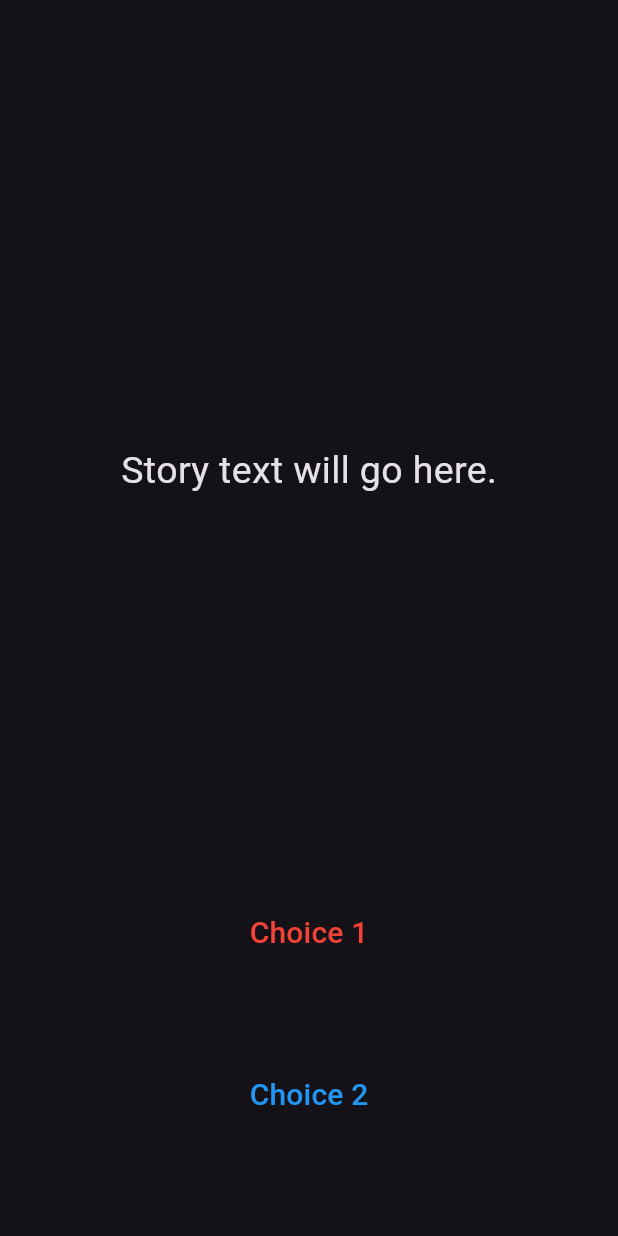
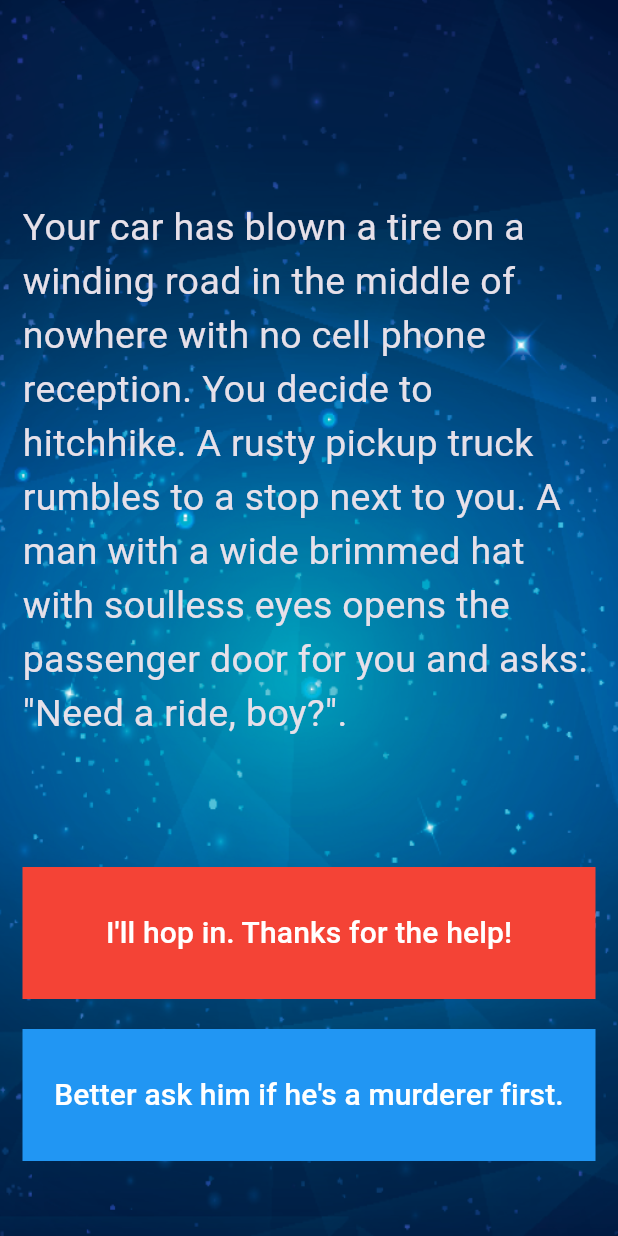
Before and after one commit to RITWIZSINGH/destini_flutter, a Flutter app: the screen it shows after launch, on a phone screen of 412 x 824 dp. Run offline on Flutter 3.47's test engine with Material 3 defaults, Android fonts, the phone set to English and light mode, and no system bars.

Commit message:
made the front page of the app

```diff
--- a/lib/main.dart
+++ b/lib/main.dart
@@ -1,5 +1,6 @@
 // ignore_for_file: use_key_in_widget_constructors, library_private_types_in_public_api, prefer_const_constructors
 
+import 'package:destini_flutter/story_brain.dart';
 import 'package:flutter/material.dart';
 
 //TODO: Step 15 - Run the app and see if you can see the screen update with the first story. Delete this TODO if it looks as you expected.
@@ -16,7 +17,7 @@
   }
 }
 
-//TODO: Step 9 - Create a new storyBrain object from the StoryBrain class.
+StoryBrain sb = StoryBrain();
 
 class StoryPage extends StatefulWidget {
   @override
@@ -29,6 +30,10 @@
     return Scaffold(
       body: Container(
         //TODO: Step 1 - Add background.png to this Container as a background image.
+        decoration: BoxDecoration(
+          image: DecorationImage(
+              image: AssetImage('images/background.png'), fit: BoxFit.fill),
+        ),
         padding: EdgeInsets.symmetric(vertical: 50.0, horizontal: 15.0),
         constraints: BoxConstraints.expand(),
         child: SafeArea(
@@ -39,8 +44,7 @@
                 flex: 12,
                 child: Center(
                   child: Text(
-                    //TODO: Step 10 - use the storyBrain to get the first story title and display it in this Text Widget.
-                    'Story text will go here.',
+                    sb.getStory(),
                     style: TextStyle(
                       fontSize: 25.0,
                     ),
@@ -49,18 +53,20 @@
               ),
               Expanded(
                 flex: 2,
+                child: Container(
+                  color: Colors.red,
                   child: TextButton(
                     onPressed: () {
                       //Choice 1 made by user.
                       //TODO: Step 18 - Call the nextStory() method from storyBrain and pass the number 1 as the choice made by the user.
                     },
-
                     child: Text(
                       //TODO: Step 13 - Use the storyBrain to get the text for choice 1.
-                    'Choice 1',
+                      sb.getchoice1(),
                       style: TextStyle(
                         fontSize: 20.0,
-                      color: Colors.red,
+                        color: Colors.white,
+                      ),
                     ),
                   ),
                 ),
@@ -72,18 +78,20 @@
                 flex: 2,
                 //TODO: Step 26 - Use a Flutter Visibility Widget to wrap this FlatButton.
                 //TODO: Step 28 - Set the "visible" property of the Visibility Widget to equal the output from the buttonShouldBeVisible() method in the storyBrain.
+                child: Container(
+                  color: Colors.blue,
                   child: TextButton(
                     onPressed: () {
                       //Choice 2 made by user.
                       //TODO: Step 19 - Call the nextStory() method from storyBrain and pass the number 2 as the choice made by the user.
                     },
-
                     child: Text(
                       //TODO: Step 14 - Use the storyBrain to get the text for choice 2.
-                    'Choice 2',
+                      sb.getChoice2(),
                       style: TextStyle(
                         fontSize: 20.0,
-                      color: Colors.blue,
+                        color: Colors.white,
+                      ),
                     ),
                   ),
                 ),
--- a/lib/story_brain.dart
+++ b/lib/story_brain.dart
@@ -1,40 +1,51 @@
-//TODO: Step 6 - import the story.dart file into this file.
 
-//TODO: Step 5 - Create a new class called StoryBrain.
+// ignore_for_file: prefer_final_fields
 
-//TODO: Step 7 - Uncomment the lines below to include storyData as a private property in StoryBrain. Hint: You might need to change something in story.dart to make this work.
+import 'story.dart';
 
-//List<Story> _storyData = [
-//  Story(
-//      storyTitle:
-//      'Your car has blown a tire on a winding road in the middle of nowhere with no cell phone reception. You decide to hitchhike. A rusty pickup truck rumbles to a stop next to you. A man with a wide brimmed hat with soulless eyes opens the passenger door for you and asks: "Need a ride, boy?".',
-//      choice1: 'I\'ll hop in. Thanks for the help!',
-//      choice2: 'Better ask him if he\'s a murderer first.'),
-//  Story(
-//      storyTitle: 'He nods slowly, unphased by the question.',
-//      choice1: 'At least he\'s honest. I\'ll climb in.',
-//      choice2: 'Wait, I know how to change a tire.'),
-//  Story(
-//      storyTitle:
-//      'As you begin to drive, the stranger starts talking about his relationship with his mother. He gets angrier and angrier by the minute. He asks you to open the glovebox. Inside you find a bloody knife, two severed fingers, and a cassette tape of Elton John. He reaches for the glove box.',
-//      choice1: 'I love Elton John! Hand him the cassette tape.',
-//      choice2: 'It\'s him or me! You take the knife and stab him.'),
-//  Story(
-//      storyTitle:
-//      'What? Such a cop out! Did you know traffic accidents are the second leading cause of accidental death for most adult age groups?',
-//      choice1: 'Restart',
-//      choice2: ''),
-//  Story(
-//      storyTitle:
-//      'As you smash through the guardrail and careen towards the jagged rocks below you reflect on the dubious wisdom of stabbing someone while they are driving a car you are in.',
-//      choice1: 'Restart',
-//      choice2: ''),
-//  Story(
-//      storyTitle:
-//      'You bond with the murderer while crooning verses of "Can you feel the love tonight". He drops you off at the next town. Before you go he asks you if you know any good places to dump bodies. You reply: "Try the pier".',
-//      choice1: 'Restart',
-//      choice2: '')
-//];
+
+class StoryBrain {
+  int storyNumber = 0;
+  List<Story> _storyData = [
+    Story(
+        'Your car has blown a tire on a winding road in the middle of nowhere with no cell phone reception. You decide to hitchhike. A rusty pickup truck rumbles to a stop next to you. A man with a wide brimmed hat with soulless eyes opens the passenger door for you and asks: "Need a ride, boy?".',
+        'I\'ll hop in. Thanks for the help!',
+        'Better ask him if he\'s a murderer first.'),
+    Story(
+        'He nods slowly, unphased by the question.',
+        'At least he\'s honest. I\'ll climb in.',
+        'Wait, I know how to change a tire.'),
+    Story(
+        'As you begin to drive, the stranger starts talking about his relationship with his mother. He gets angrier and angrier by the minute. He asks you to open the glovebox. Inside you find a bloody knife, two severed fingers, and a cassette tape of Elton John. He reaches for the glove box.',
+        'I love Elton John! Hand him the cassette tape.',
+        'It\'s him or me! You take the knife and stab him.'),
+    Story(
+        'What? Such a cop out! Did you know traffic accidents are the second leading cause of accidental death for most adult age groups?',
+        'Restart',
+        ''),
+    Story(
+        'As you smash through the guardrail and careen towards the jagged rocks below you reflect on the dubious wisdom of stabbing someone while they are driving a car you are in.',
+        'Restart',
+        ''),
+    Story(
+        'You bond with the murderer while crooning verses of "Can you feel the love tonight". He drops you off at the next town. Before you go he asks you if you know any good places to dump bodies. You reply: "Try the pier".',
+        'Restart',
+        '')
+  ];
+
+  String getStory(){
+    return _storyData[storyNumber].storyTitle;
+  }
+  String getchoice1(){
+    return _storyData[storyNumber].choice1;
+  }
+  String getChoice2(){
+    return _storyData[storyNumber].choice2;
+  }
+}
+
+
+
 
 //TODO: Step 23 - Use the storyNumber property inside getStory(), getChoice1() and getChoice2() so that it gets the updated story and choices rather than always just the first (0th) one.
 
--- a/pubspec.yaml
+++ b/pubspec.yaml
@@ -59,9 +59,8 @@
   uses-material-design: true
 
   # To add assets to your application, add an assets section, like this:
-  # assets:
-  #   - images/a_dot_burr.jpeg
-  #   - images/a_dot_ham.jpeg
+  assets:
+    - images/
 
   # An image asset can refer to one or more resolution-specific "variants", see
   # https://flutter.dev/assets-and-images/#resolution-aware
```
Also changed, not shown: lib/story.dart (+9 -0 lines), 1 other file. Lines whose indentation alone changed are shown as unchanged.
